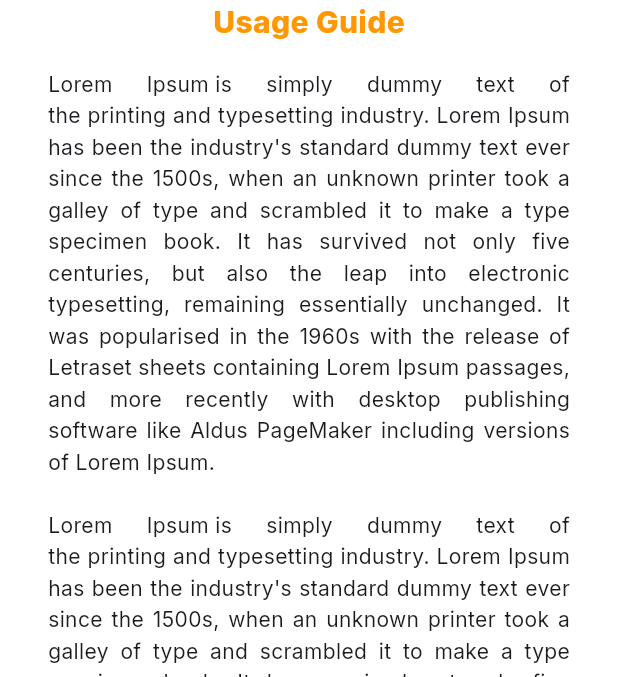
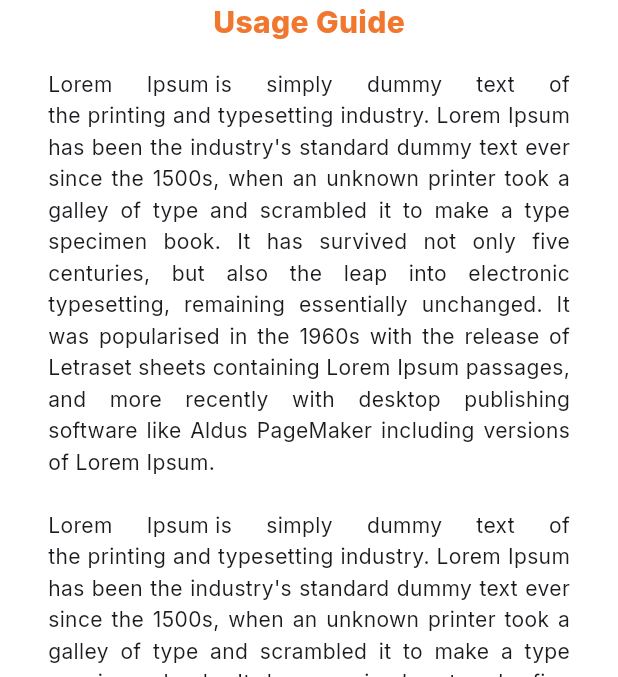
Before and after one commit to balbinopb/HUMIC_HIGROW_APP, a Flutter app: the UsageGuide screen opened directly, on a phone screen of 412 x 824 dp, the part 81-758 px from its top. Run offline on Flutter 3.47's test engine with Material 3 defaults, Android fonts, the phone set to English and light mode, and no system bars; our stand-ins replace animated_toggle_switch, get, google_fonts.

```diff
--- a/lib/views/usage_guide/usage_guide.dart
+++ b/lib/views/usage_guide/usage_guide.dart
@@ -1,5 +1,6 @@
 import 'package:flutter/material.dart';
 import 'package:google_fonts/google_fonts.dart';
+import 'package:higrow/constants/app_colors.dart';
 
 class UsageGuide extends StatelessWidget {
   const UsageGuide({super.key});
@@ -7,7 +8,7 @@ class UsageGuide extends StatelessWidget {
   @override
   Widget build(BuildContext context) {
     return Scaffold(
-      backgroundColor: Colors.white,
+      backgroundColor: AppColors.white,
       body: SafeArea(
         child: Padding(
           padding: EdgeInsets.all(32.0),
@@ -20,7 +21,7 @@ class UsageGuide extends StatelessWidget {
                   child: Text(
                     "Usage Guide",
                     style: GoogleFonts.inter(
-                      color: Colors.orange,
+                      color: AppColors.orange,
                       fontSize: 20,
                       fontWeight: FontWeight.w800,
                     ),
```
Also changed, not shown: lib/views/login/login_screen.dart (+5 -18 lines), lib/views/register/register_screen.dart (+9 -15 lines).
